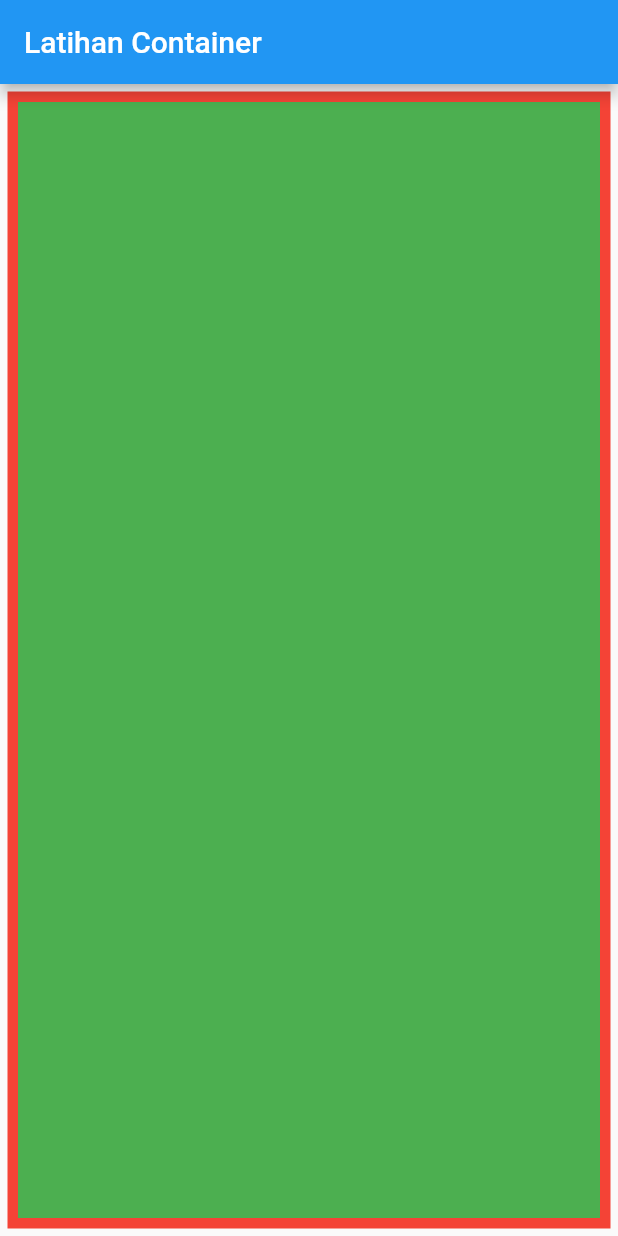
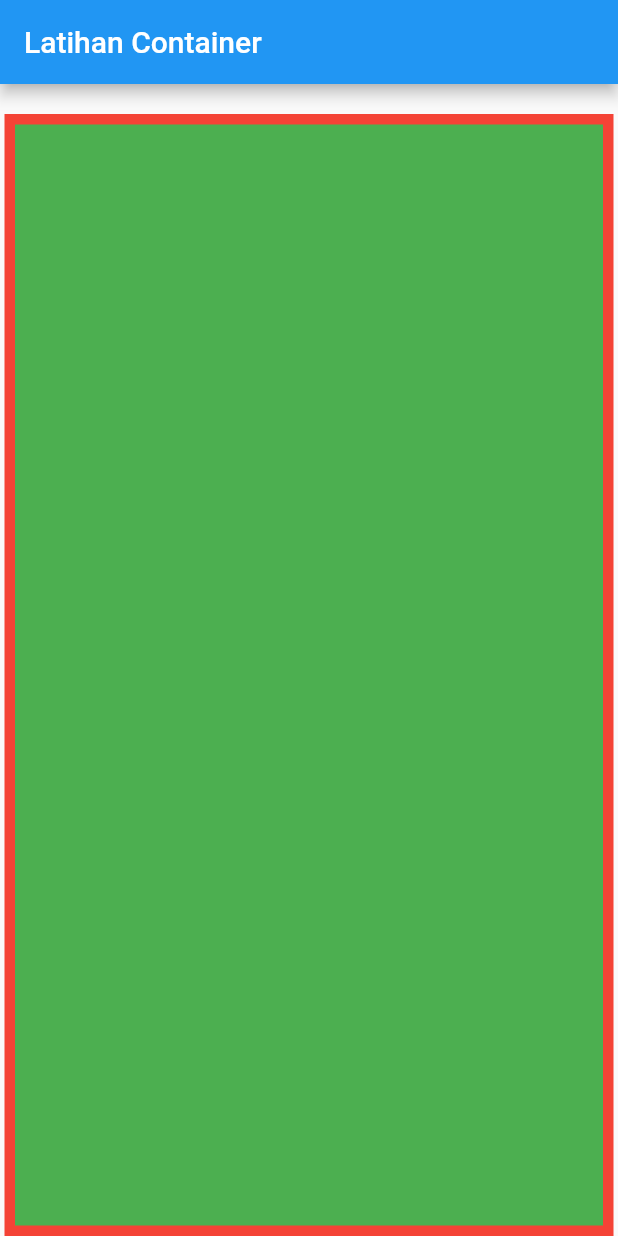
Before and after one commit to fioMei/latihan_container, a Flutter app: the screen it shows after launch, on a phone screen of 412 x 824 dp. Run offline on Flutter 3.47's test engine with Material 2 defaults, Android fonts, the phone set to English and light mode, and no system bars.

Commit message:
mengetahui LTRB left top right bottom

```diff
--- a/lib/main.dart
+++ b/lib/main.dart
@@ -12,7 +12,7 @@ class MyApp extends StatelessWidget {
         ),
         body: Container(
           color: Colors.red,
-          margin: EdgeInsets.all(5),
+          margin: EdgeInsets.fromLTRB(3, 20, 3, 0),
           padding: EdgeInsets.all(7),
           child: Container(
             color: Colors.green,
```
